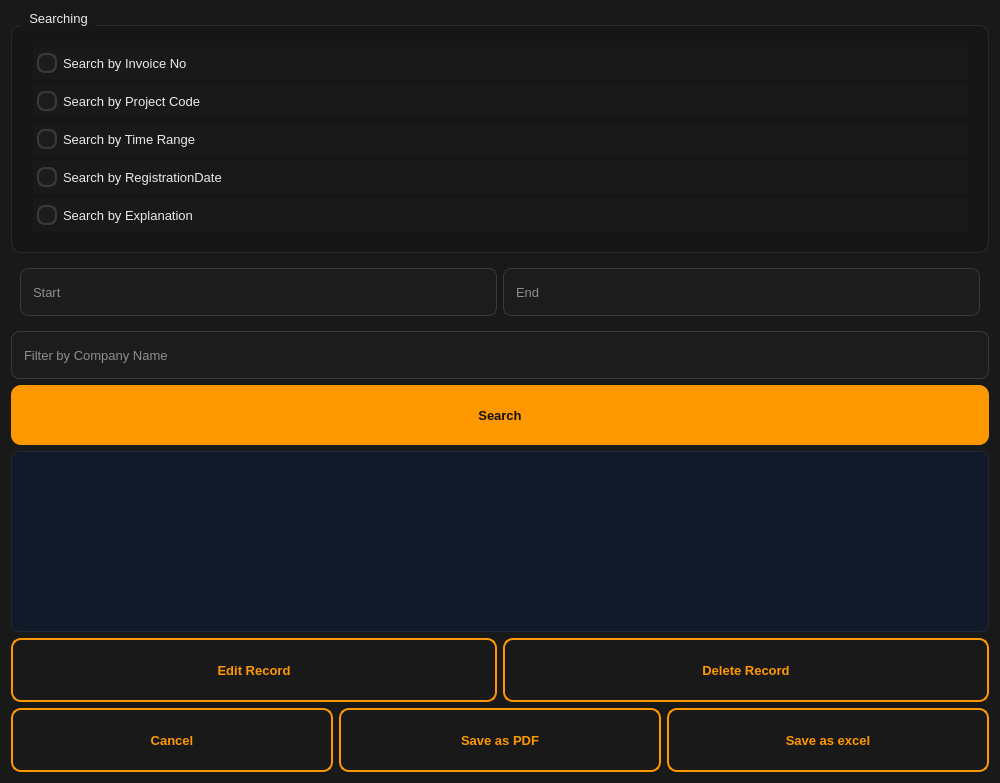
Before: the Qt Designer form app/ui/Calling_Page.ui in kianfa/Imprest_Management, drawn with Qt 5.
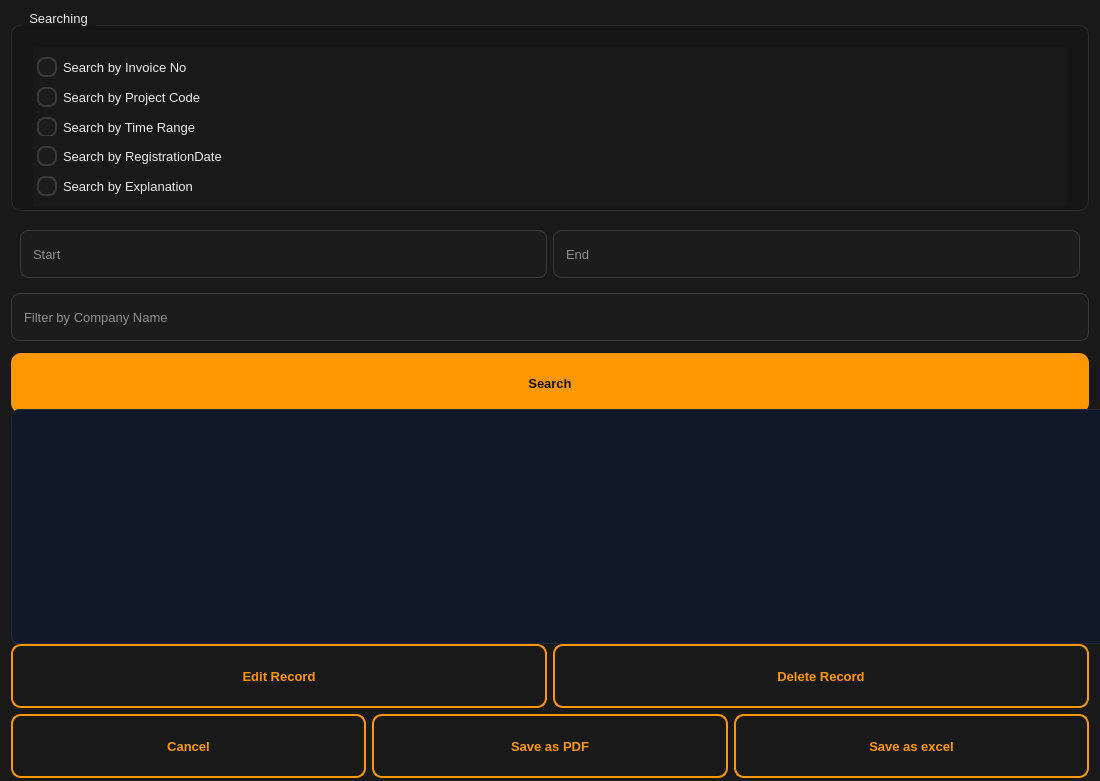
After: the same form once the commit is applied.

Patch:
```diff
--- a/app/ui/Calling_Page.ui
+++ b/app/ui/Calling_Page.ui
@@ -6,14 +6,20 @@
    <rect>
     <x>0</x>
     <y>0</y>
-    <width>1000</width>
-    <height>722</height>
+    <width>1100</width>
+    <height>781</height>
    </rect>
   </property>
+  <property name="minimumSize">
+   <size>
+    <width>1100</width>
+    <height>781</height>
+   </size>
+  </property>
   <property name="maximumSize">
    <size>
-    <width>1000</width>
-    <height>722</height>
+    <width>1280</width>
+    <height>781</height>
    </size>
   </property>
   <property name="windowTitle">
@@ -219,12 +225,36 @@
     <layout class="QVBoxLayout" name="verticalLayout">
      <item>
       <widget class="QGroupBox" name="groupBox">
+       <property name="minimumSize">
+        <size>
+         <width>0</width>
+         <height>200</height>
+        </size>
+       </property>
+       <property name="maximumSize">
+        <size>
+         <width>16777215</width>
+         <height>211</height>
+        </size>
+       </property>
        <property name="title">
         <string>Searching</string>
        </property>
        <layout class="QVBoxLayout" name="verticalLayout_3">
         <item>
          <widget class="QRadioButton" name="rbInvoiceNo">
+          <property name="minimumSize">
+           <size>
+            <width>0</width>
+            <height>40</height>
+           </size>
+          </property>
+          <property name="maximumSize">
+           <size>
+            <width>16777215</width>
+            <height>40</height>
+           </size>
+          </property>
           <property name="styleSheet">
            <string notr="true"/>
           </property>
@@ -238,6 +268,18 @@
         </item>
         <item>
          <widget class="QRadioButton" name="rbProjectCode">
+          <property name="minimumSize">
+           <size>
+            <width>0</width>
+            <height>40</height>
+           </size>
+          </property>
+          <property name="maximumSize">
+           <size>
+            <width>16777215</width>
+            <height>40</height>
+           </size>
+          </property>
           <property name="styleSheet">
            <string notr="true"/>
           </property>
@@ -251,6 +293,18 @@
         </item>
         <item>
          <widget class="QRadioButton" name="rbTimeRange">
+          <property name="minimumSize">
+           <size>
+            <width>0</width>
+            <height>40</height>
+           </size>
+          </property>
+          <property name="maximumSize">
+           <size>
+            <width>16777215</width>
+            <height>40</height>
+           </size>
+          </property>
           <property name="text">
            <string>Search by Time Range</string>
           </property>
@@ -258,6 +312,18 @@
         </item>
         <item>
          <widget class="QRadioButton" name="rbRegistrationDate">
+          <property name="minimumSize">
+           <size>
+            <width>0</width>
+            <height>40</height>
+           </size>
+          </property>
+          <property name="maximumSize">
+           <size>
+            <width>16777215</width>
+            <height>40</height>
+           </size>
+          </property>
           <property name="text">
            <string>Search by RegistrationDate</string>
           </property>
@@ -265,6 +331,18 @@
         </item>
         <item>
          <widget class="QRadioButton" name="rbExplanation">
+          <property name="minimumSize">
+           <size>
+            <width>0</width>
+            <height>40</height>
+           </size>
+          </property>
+          <property name="maximumSize">
+           <size>
+            <width>16777215</width>
+            <height>40</height>
+           </size>
+          </property>
           <property name="text">
            <string>Search by Explanation</string>
           </property>
@@ -278,7 +356,7 @@
        <property name="maximumSize">
         <size>
          <width>16777215</width>
-         <height>16777215</height>
+         <height>66</height>
         </size>
        </property>
        <property name="currentIndex">
@@ -316,6 +394,18 @@
           <layout class="QHBoxLayout" name="horizontalLayout_7">
            <item>
             <widget class="QLineEdit" name="leStartDate">
+             <property name="minimumSize">
+              <size>
+               <width>0</width>
+               <height>40</height>
+              </size>
+             </property>
+             <property name="maximumSize">
+              <size>
+               <width>16777215</width>
+               <height>40</height>
+              </size>
+             </property>
              <property name="placeholderText">
               <string>Start</string>
              </property>
@@ -323,6 +413,18 @@
            </item>
            <item>
             <widget class="QLineEdit" name="leEndDate">
+             <property name="minimumSize">
+              <size>
+               <width>0</width>
+               <height>40</height>
+              </size>
+             </property>
+             <property name="maximumSize">
+              <size>
+               <width>16777215</width>
+               <height>40</height>
+              </size>
+             </property>
              <property name="placeholderText">
               <string>End</string>
              </property>
@@ -364,6 +466,18 @@
      </item>
      <item>
       <widget class="QLineEdit" name="leCompanyName">
+       <property name="minimumSize">
+        <size>
+         <width>0</width>
+         <height>40</height>
+        </size>
+       </property>
+       <property name="maximumSize">
+        <size>
+         <width>16777215</width>
+         <height>40</height>
+        </size>
+       </property>
        <property name="placeholderText">
         <string>Filter by Company Name</string>
        </property>
@@ -371,6 +485,18 @@
      </item>
      <item>
       <widget class="QPushButton" name="btnSearch">
+       <property name="minimumSize">
+        <size>
+         <width>0</width>
+         <height>40</height>
+        </size>
+       </property>
+       <property name="maximumSize">
+        <size>
+         <width>16777215</width>
+         <height>40</height>
+        </size>
+       </property>
        <property name="text">
         <string>Search</string>
        </property>
@@ -386,14 +512,14 @@
        </property>
        <property name="minimumSize">
         <size>
-         <width>0</width>
-         <height>181</height>
+         <width>1099</width>
+         <height>235</height>
         </size>
        </property>
        <property name="maximumSize">
         <size>
-         <width>16777215</width>
-         <height>16777215</height>
+         <width>1099</width>
+         <height>235</height>
         </size>
        </property>
        <property name="styleSheet">
@@ -431,6 +557,18 @@
     <layout class="QHBoxLayout" name="horizontalLayout_8">
      <item>
       <widget class="QPushButton" name="btnEditRecord">
+       <property name="minimumSize">
+        <size>
+         <width>0</width>
+         <height>48</height>
+        </size>
+       </property>
+       <property name="maximumSize">
+        <size>
+         <width>16777215</width>
+         <height>48</height>
+        </size>
+       </property>
        <property name="text">
         <string>Edit Record</string>
        </property>
@@ -438,6 +576,18 @@
      </item>
      <item>
       <widget class="QPushButton" name="btnDeleteRecord">
+       <property name="minimumSize">
+        <size>
+         <width>0</width>
+         <height>48</height>
+        </size>
+       </property>
+       <property name="maximumSize">
+        <size>
+         <width>16777215</width>
+         <height>48</height>
+        </size>
+       </property>
        <property name="styleSheet">
         <string notr="true">QPushButton {
     background-color: transparent;
@@ -469,6 +619,18 @@
     <layout class="QHBoxLayout" name="horizontalLayout_5">
      <item>
       <widget class="QPushButton" name="btnCancel">
+       <property name="minimumSize">
+        <size>
+         <width>0</width>
+         <height>48</height>
+        </size>
+       </property>
+       <property name="maximumSize">
+        <size>
+         <width>16777215</width>
+         <height>48</height>
+        </size>
+       </property>
        <property name="text">
         <string>Cancel</string>
        </property>
@@ -476,6 +638,18 @@
      </item>
      <item>
       <widget class="QPushButton" name="btnSaveasPDF">
+       <property name="minimumSize">
+        <size>
+         <width>0</width>
+         <height>48</height>
+        </size>
+       </property>
+       <property name="maximumSize">
+        <size>
+         <width>16777215</width>
+         <height>48</height>
+        </size>
+       </property>
        <property name="text">
         <string>Save as PDF</string>
        </property>
@@ -483,6 +657,18 @@
      </item>
      <item>
       <widget class="QPushButton" name="btnSaveasexcel">
+       <property name="minimumSize">
+        <size>
+         <width>0</width>
+         <height>48</height>
+        </size>
+       </property>
+       <property name="maximumSize">
+        <size>
+         <width>16777215</width>
+         <height>48</height>
+        </size>
+       </property>
        <property name="styleSheet">
         <string notr="true">QPushButton {
     background-color: transparent;
```
